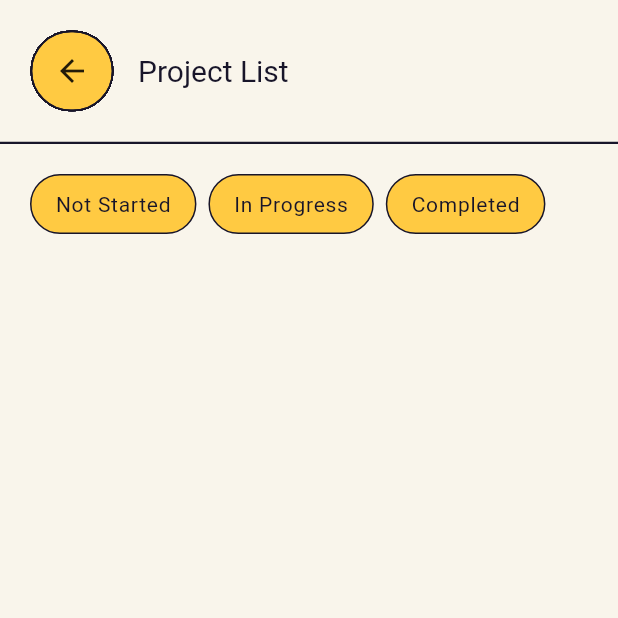
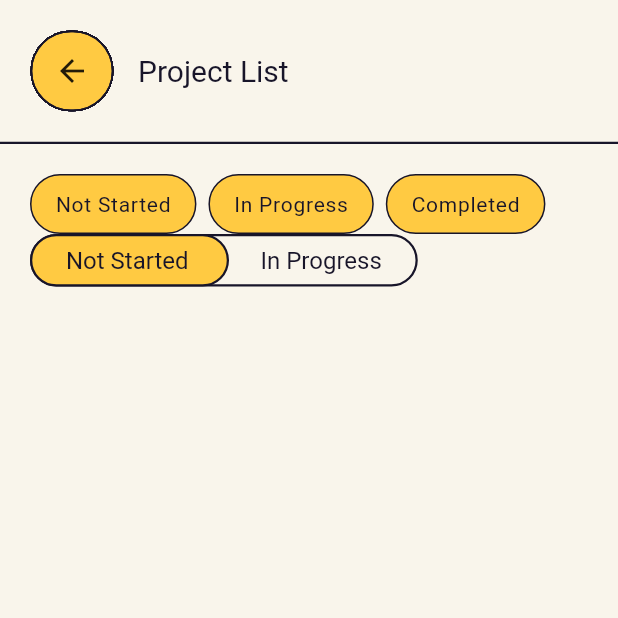
Before and after one commit to strandedorca/project_management, a Flutter app: the ProjectList screen opened directly, on a phone screen of 412 x 824 dp, the top half of it. Run offline on Flutter 3.47's test engine with Material 3 defaults, Android fonts, the light colour scheme and no system bars; our stand-ins replace flutter_riverpod; accounts and stored records are empty; network calls fail.

Commit message:
Make automatic navigation after a project is deleted & Fix the project card's UI

```diff
--- a/project_manager/lib/components/customChip.dart
+++ b/project_manager/lib/components/customChip.dart
@@ -6,6 +6,7 @@ class CustomChip extends StatelessWidget {
   final double horizontalPadding;
   final Color color;
   final bool hasBorder;
+  final double? borderRadius;
 
   const CustomChip({
     super.key,
@@ -14,6 +15,7 @@ class CustomChip extends StatelessWidget {
     this.horizontalPadding = 0,
     this.color = Colors.transparent,
     this.hasBorder = false,
+    this.borderRadius,
   });
 
   @override
@@ -25,7 +27,7 @@ class CustomChip extends StatelessWidget {
       ),
       decoration: BoxDecoration(
         color: color,
-        borderRadius: BorderRadius.circular(999),
+        borderRadius: BorderRadius.circular(borderRadius ?? 999),
         border: hasBorder
             ? Border.all(color: Theme.of(context).colorScheme.outline)
             : null,
--- a/project_manager/lib/data/models/priority_level.dart
+++ b/project_manager/lib/data/models/priority_level.dart
@@ -1,11 +1,16 @@
+import 'package:flutter/material.dart';
+import 'package:project_manager/themes/colors.dart';
+
 enum PriorityLevel {
-  no('no_priority', 'No Priority'),
-  low('low_priority', 'Low'),
-  medium('medium_priority', 'Medium'),
-  high('high_priority', 'High');
+  no('no_priority', 'No Priority', Colors.white, AppColors.grey),
+  low('low_priority', 'Low', AppColors.blue, AppColors.blue),
+  medium('medium_priority', 'Medium', AppColors.green, AppColors.green),
+  high('high_priority', 'High', AppColors.error, AppColors.error);
 
   final String value;
   final String label;
+  final Color color;
+  final Color borderColor;
 
-  const PriorityLevel(this.value, this.label);
+  const PriorityLevel(this.value, this.label, this.color, this.borderColor);
 }
--- a/project_manager/lib/data/models/project.dart
+++ b/project_manager/lib/data/models/project.dart
@@ -6,13 +6,14 @@ class Project {
   // All properties
   final String id;
 
-  String name;
-  String? description; // Made nullable since it's optional
-  DateTime? deadline;
-  String categoryId;
-  ProjectStatus status;
-  PriorityLevel priority;
-  List<String>? tags;
+  final String name;
+  final String? description; // Made nullable since it's optional
+  final DateTime? deadline;
+  final String categoryId;
+  final ProjectStatus status;
+  final PriorityLevel priority;
+  final List<String>? tags;
+  final double? weight;
 
   DateTime updatedAt;
 
@@ -20,7 +21,7 @@ class Project {
   // final DateTime startDate;
   // final DateTime endDate;
   // final double progress;
-  // final double weight;
+
   // final String color;
 
   // Constructor
@@ -33,6 +34,7 @@ class Project {
     required this.status,
     required this.priority,
     this.tags,
+    this.weight,
     required this.updatedAt,
   });
 
--- a/project_manager/lib/data/services/category_service.dart
+++ b/project_manager/lib/data/services/category_service.dart
@@ -14,10 +14,11 @@ class CategoryService {
     return _repository.getById(id);
   }
 
-  Category createCategory({required String name}) {
+  Category createCategory({required String name, String? icon}) {
     final category = Category(
       id: DateTime.now().millisecondsSinceEpoch.toString(),
       name: name,
+      icon: icon,
     );
     return _repository.create(category);
   }
--- a/project_manager/lib/pages/dashboard/projects.dart
+++ b/project_manager/lib/pages/dashboard/projects.dart
@@ -17,7 +17,11 @@ class Projects extends StatelessWidget {
         itemCount: sampleProjects.length,
         itemBuilder: (context, index) => Padding(
           padding: EdgeInsets.only(right: AppDimens.spacingMedium),
-          child: ProjectCard(project: sampleProjects[index]),
+          child: SizedBox(
+            height: 200,
+            width: 300,
+            child: ProjectCard(project: sampleProjects[index]),
+          ),
         ),
       ),
     );
--- a/project_manager/lib/pages/projects/projectCreationModel.dart
+++ b/project_manager/lib/pages/projects/projectCreationModel.dart
@@ -12,6 +12,7 @@ class ProjectCreationModel {
   PriorityLevel? priority;
   ProjectStatus? status;
   List<String>? tags;
+  double? weight;
 
   ProjectCreationModel({
     this.name,
@@ -21,6 +22,7 @@ class ProjectCreationModel {
     this.priority,
     this.status,
     this.tags,
+    this.weight,
   });
 
   static ProjectCreationModel fromProject(Project project) {
@@ -32,6 +34,7 @@ class ProjectCreationModel {
       priority: project.priority,
       status: project.status,
       tags: project.tags,
+      weight: project.weight,
     );
   }
 
@@ -45,6 +48,7 @@ class ProjectCreationModel {
       priority: priority ?? PriorityLevel.no,
       status: status ?? ProjectStatus.notStarted,
       tags: tags,
+      weight: weight,
       updatedAt: DateTime.now(),
     );
   }
--- a/project_manager/lib/pages/projects/projectList.dart
+++ b/project_manager/lib/pages/projects/projectList.dart
@@ -3,8 +3,9 @@ import 'package:flutter_riverpod/flutter_riverpod.dart';
 import 'package:project_manager/app/project_providers.dart';
 import 'package:project_manager/components/customAppbar.dart';
 import 'package:project_manager/components/customChip.dart';
+import 'package:project_manager/components/optionSwitcher.dart';
 import 'package:project_manager/data/sample_statuses.dart';
-import 'package:project_manager/pages/projects/projectCard.dart';
+import 'package:project_manager/pages/dashboard/projectCard.dart';
 import 'package:project_manager/themes/dimens.dart';
 
 class ProjectList extends ConsumerWidget {
@@ -28,22 +29,8 @@ class ProjectList extends ConsumerWidget {
         child: Column(
           crossAxisAlignment: CrossAxisAlignment.start,
           children: [
-            SizedBox(
-              height: 40,
-              child: ListView.builder(
-                scrollDirection: Axis.horizontal,
-                itemCount: defaultStatusNames.length,
-                itemBuilder: (context, index) => Container(
-                  margin: EdgeInsets.only(right: AppDimens.spacingSmall),
-                  child: CustomChip(
-                    name: defaultStatusNames[index],
-                    horizontalPadding: AppDimens.paddingMedium,
-                    color: Theme.of(context).colorScheme.primary,
-                    hasBorder: true,
-                  ),
-                ),
-              ),
-            ),
+            _StatusChips(),
+            _StatusSwitcher(),
             SizedBox(height: AppDimens.spacingLarge),
             Expanded(
               child: ListView.builder(
@@ -60,3 +47,38 @@ class ProjectList extends ConsumerWidget {
     );
   }
 }
+
+class _StatusChips extends StatelessWidget {
+  const _StatusChips();
+
+  @override
+  Widget build(BuildContext context) {
+    return SizedBox(
+      height: 40,
+      child: ListView.builder(
+        scrollDirection: Axis.horizontal,
+        itemCount: defaultStatusNames.length,
+        itemBuilder: (context, index) => Container(
+          margin: EdgeInsets.only(right: AppDimens.spacingSmall),
+          child: CustomChip(
+            name: defaultStatusNames[index],
+            horizontalPadding: AppDimens.paddingMedium,
+            color: Theme.of(context).colorScheme.primary,
+            hasBorder: true,
+          ),
+        ),
+      ),
+    );
+  }
+}
+
+class _StatusSwitcher extends StatelessWidget {
+  const _StatusSwitcher();
+  @override
+  Widget build(BuildContext context) {
+    return OptionSwitcher(
+      options: ['Not Started', 'In Progress'],
+      onChanged: (index) {},
+    );
+  }
+}
--- a/project_manager/lib/themes/colors.dart
+++ b/project_manager/lib/themes/colors.dart
@@ -12,7 +12,11 @@ class AppColors {
   static final Color textSecondary = textPrimary.withValues(alpha: 0.8);
   static final Color transparentPrimary = textPrimary.withValues(alpha: 0.25);
 
-  static const Color error = Color(0xFFB00020);
+  static const Color error = Color(0xFFbf5e57);
+  static const Color blue = Color(0xFF3b6cc5);
+  static const Color green = Color(0xFF57a65b);
+  static const Color yellow = Color(0xFFd88b33);
+  static const Color grey = Color(0xFF6c6c6c);
 
   // Additional custom colors
 
--- a/project_manager/pubspec.yaml
+++ b/project_manager/pubspec.yaml
@@ -37,6 +37,7 @@ dependencies:
   intl: ^0.20.2
   percent_indicator: ^4.2.5
   flutter_riverpod: ^3.2.1
+  go_router: ^17.1.0
 
 dev_dependencies:
   flutter_test:
```
Also changed, not shown: project_manager/lib/app/category_providers.dart (added, +22 -0 lines), project_manager/lib/components/optionSwitcher.dart (+8 -0 lines), project_manager/lib/data/services/tag_service.dart (+7 -3 lines), project_manager/lib/pages/dashboard/projectcard.dart (+100 -49 lines), project_manager/lib/pages/projects/projectCard.dart (deleted, +0 -146 lines), project_manager/lib/pages/projects/projectCreationModal.dart (+5 -14 lines), project_manager/lib/pages/projects/projectDetail.dart (+11 -0 lines), project_manager/pubspec.lock, 1 other file.
